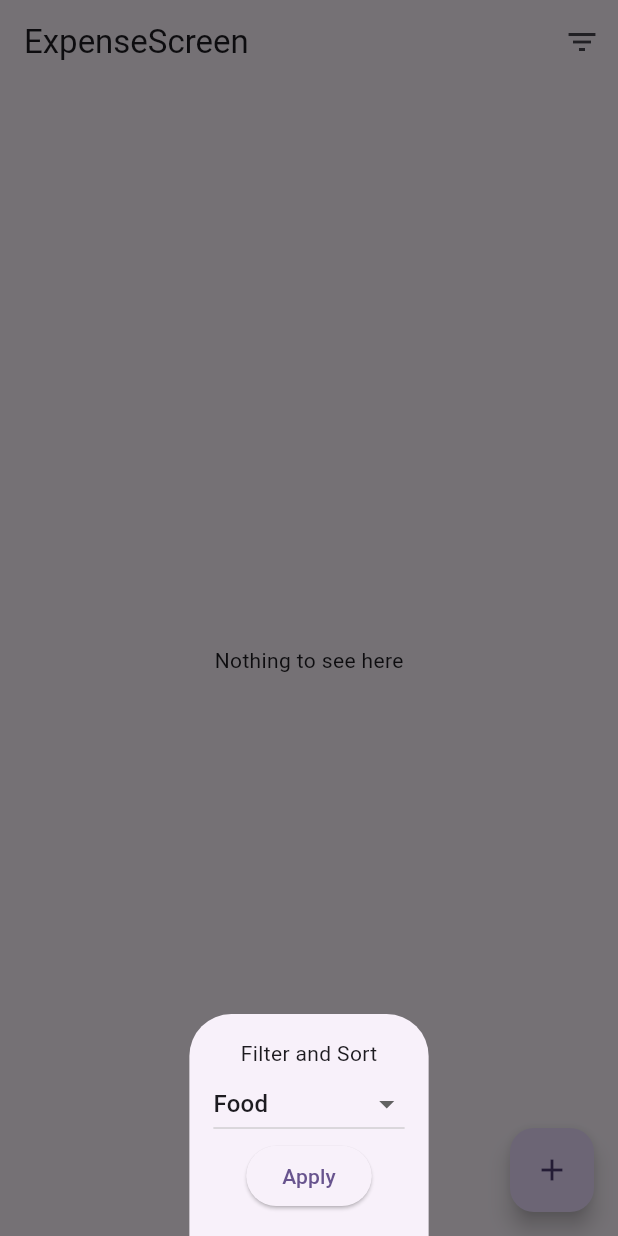
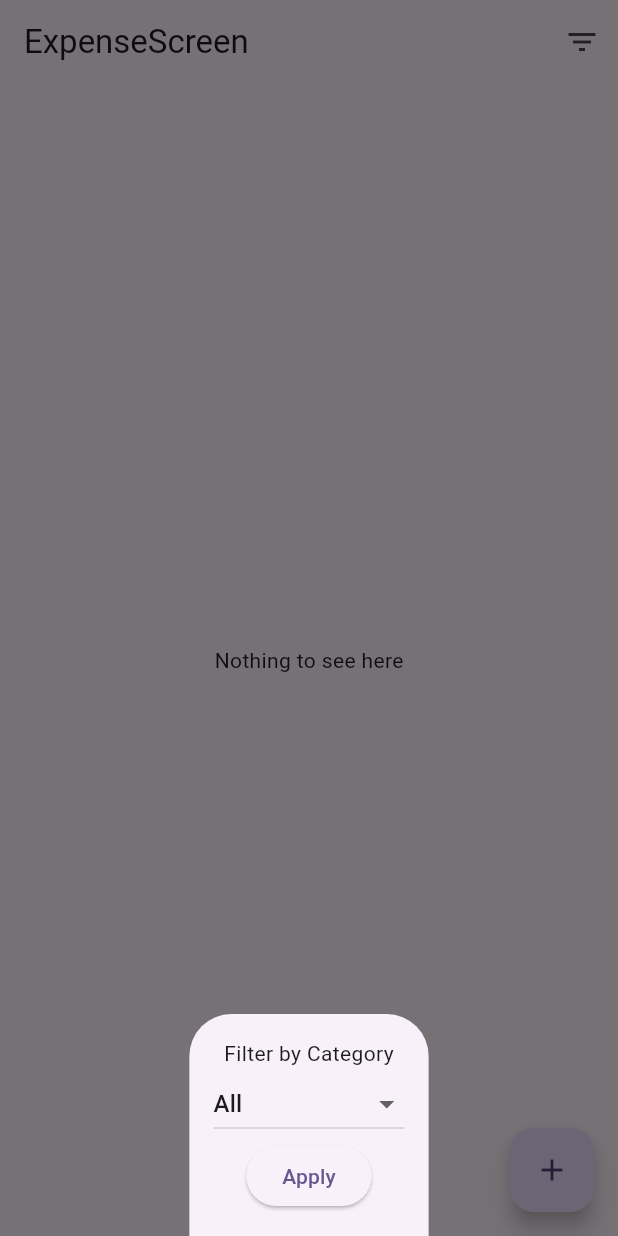
Before and after one commit to swapnil-up/expense_tracker_app, a Flutter app: the screen it shows after launch, after a tap on the "filter list" icon, on a phone screen of 412 x 824 dp. Run offline on Flutter 3.47's test engine with Material 3 defaults, Android fonts, the phone set to English and light mode, and no system bars; our stand-ins replace sqflite; accounts and stored records are empty.

Commit message:
fixed the filter option not working

```diff
--- a/lib/screens/expense_screen.dart
+++ b/lib/screens/expense_screen.dart
@@ -1,3 +1,4 @@
+import 'package:expense_tracker_app/models/expense_categories.dart';
 import 'package:expense_tracker_app/providers/expense_provider.dart';
 import 'package:expense_tracker_app/screens/add_expense_screen.dart';
 import 'package:expense_tracker_app/widgets/filter_sort_options.dart';
@@ -88,11 +89,16 @@ class _ExpenseScreenState extends State<ExpenseScreen> {
     );
   }
 
-  void _showFilteredModal(BuildContext context) {
-    showModalBottomSheet(
+  void _showFilteredModal(BuildContext context) async {
+    final selectedCategory = await showModalBottomSheet<ExpenseCategory>(
         context: context,
         builder: (context) {
-          return FilterSortOptions();
+          return const FilterSortOptions();
         });
+
+    if (selectedCategory != null) {
+      Provider.of<ExpenseProvider>(context, listen: false)
+          .setCategoryFilter(selectedCategory);
+    }
   }
 }
--- a/lib/widgets/filter_sort_options.dart
+++ b/lib/widgets/filter_sort_options.dart
@@ -9,8 +9,7 @@ class FilterSortOptions extends StatefulWidget {
 }
 
 class _FilterSortOptionsState extends State<FilterSortOptions> {
-  ExpenseCategory _selectedCategory = ExpenseCategory.Food;
-  String _sortOption = 'Amount';
+  ExpenseCategory _selectedCategory = ExpenseCategory.All;
 
   @override
   Widget build(BuildContext context) {
@@ -19,12 +18,10 @@ class _FilterSortOptionsState extends State<FilterSortOptions> {
       child: Column(
         mainAxisSize: MainAxisSize.min,
         children: [
-          Text('Filter and Sort'),
+          const Text('Filter by Category'),
           DropdownButton<ExpenseCategory>(
             value: _selectedCategory,
-              items: ExpenseCategory.values
-                  .skip(1)
-                  .map((ExpenseCategory category) {
+            items: ExpenseCategory.values.map((ExpenseCategory category) {
               return DropdownMenuItem<ExpenseCategory>(
                 value: category,
                 child: Text(category.toString().split('.').last),
@@ -34,13 +31,11 @@ class _FilterSortOptionsState extends State<FilterSortOptions> {
               setState(() {
                 _selectedCategory = value!;
               });
-              }),
+            },
+          ),
           ElevatedButton(
             onPressed: () {
-              Navigator.of(context).pop({
-                'category': _selectedCategory,
-                'sort': _sortOption,
-              });
+              Navigator.of(context).pop(_selectedCategory);
             },
             child: const Text('Apply'),
           ),
```
Lines whose indentation alone changed are shown as unchanged.
